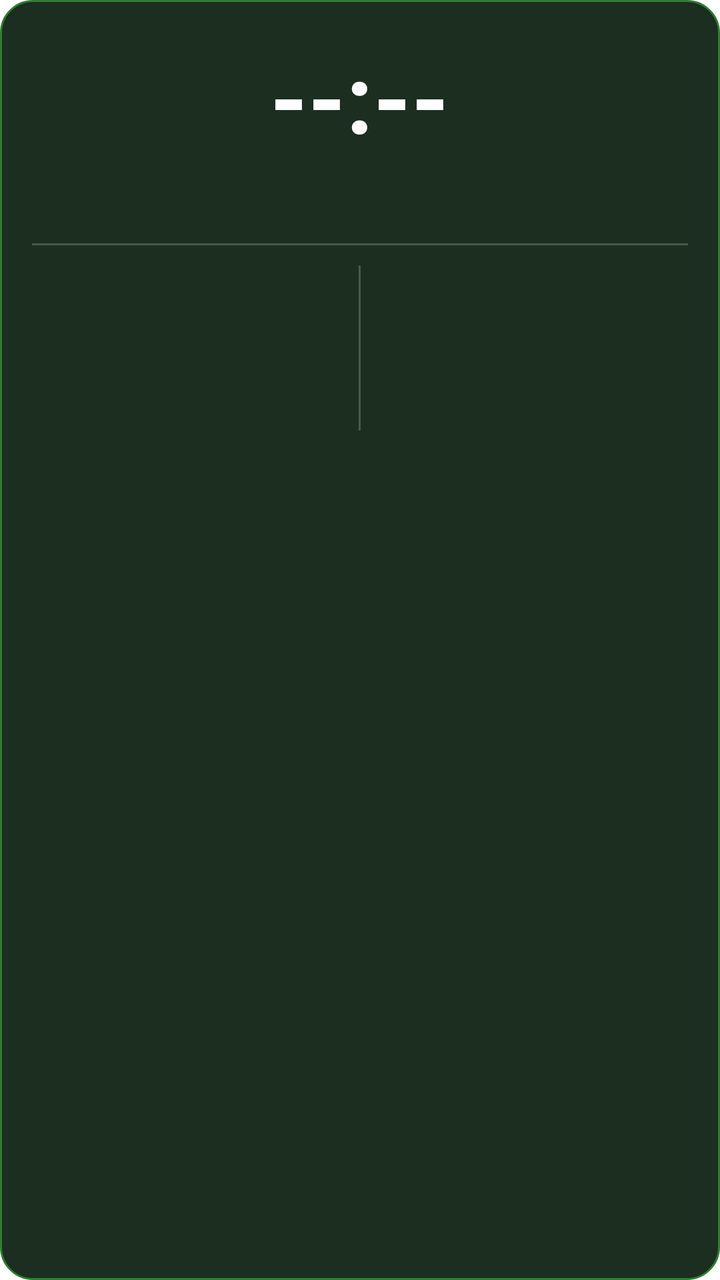
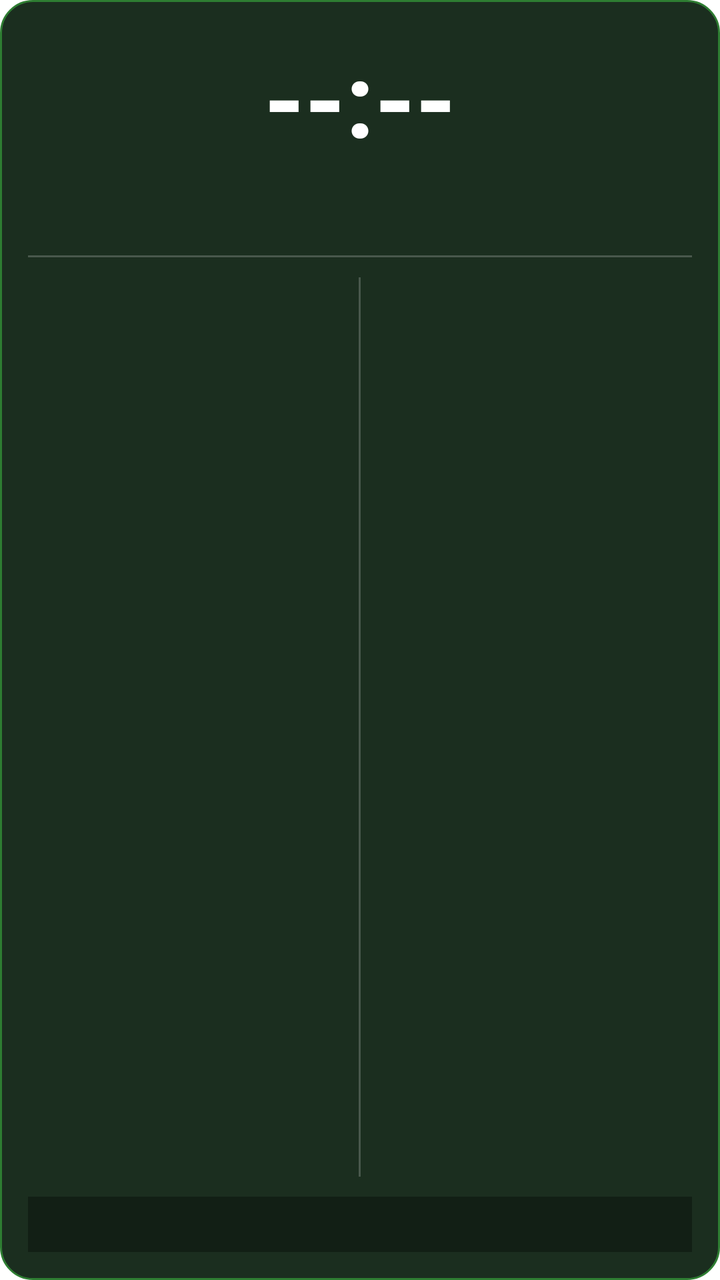

The first picture is an Android layout as it rendered before a commit; the second is the same layout after the commit. The layout source and the unified diff follow.
<!-- AndroidManifest.xml: fallback theme Theme.MaterialComponents.DayNight.NoActionBar -->
<!-- res/layout/prayer_widget_layout.xml -->
<?xml version="1.0" encoding="utf-8"?>
<LinearLayout xmlns:android="http://schemas.android.com/apk/res/android"
    android:layout_width="match_parent"
    android:layout_height="match_parent"
    android:orientation="vertical"
    android:background="@drawable/widget_background"
    android:padding="16dp"
    android:gravity="center_horizontal">

    
    <TextView
        android:id="@+id/widget_time"
        android:layout_width="wrap_content"
        android:layout_height="wrap_content"
        android:text="--:--"
        android:textColor="#FFFFFF"
        android:textSize="48sp"
        android:textStyle="bold" />

    
    <TextView
        android:id="@+id/widget_day"
        android:layout_width="wrap_content"
        android:layout_height="wrap_content"
        android:layout_marginTop="2dp"
        android:text=""
        android:textColor="#B0BEC5"
        android:textSize="22sp"
        android:textStyle="bold" />

    
    <TextView
        android:layout_width="match_parent"
        android:layout_height="1dp"
        android:layout_marginTop="10dp"
        android:layout_marginBottom="10dp"
        android:background="#33FFFFFF"
        android:text="" />

    
    <LinearLayout
        android:layout_width="match_parent"
        android:layout_height="wrap_content"
        android:orientation="horizontal">

        
        <LinearLayout
            android:layout_width="0dp"
            android:layout_height="wrap_content"
            android:layout_weight="1"
            android:orientation="vertical">

            <TextView
                android:id="@+id/widget_gregorian"
                android:layout_width="wrap_content"
                android:layout_height="wrap_content"
                android:text=""
                android:textColor="#E0E0E0"
                android:textSize="14sp"
                android:textStyle="bold" />

            <TextView
                android:id="@+id/widget_hijri"
                android:layout_width="wrap_content"
                android:layout_height="wrap_content"
                android:layout_marginTop="4dp"
                android:text=""
                android:textColor="#FFD54F"
                android:textSize="14sp"
                android:textStyle="bold" />

            <TextView
                android:id="@+id/widget_bangla_date"
                android:layout_width="wrap_content"
                android:layout_height="wrap_content"
                android:layout_marginTop="4dp"
                android:text=""
                android:textColor="#80DEEA"
                android:textSize="13sp"
                android:textStyle="bold" />

        </LinearLayout>

        
        <TextView
            android:layout_width="1dp"
            android:layout_height="match_parent"
            android:layout_marginStart="8dp"
            android:layout_marginEnd="8dp"
            android:background="#33FFFFFF"
            android:text="" />

        
        <LinearLayout
            android:layout_width="0dp"
            android:layout_height="wrap_content"
            android:layout_weight="1"
            android:orientation="vertical">

            <TextView
                android:id="@+id/widget_sunrise"
                android:layout_width="wrap_content"
                android:layout_height="wrap_content"
                android:text=""
                android:textColor="#FFD54F"
                android:textSize="13sp"
                android:textStyle="bold" />

            <TextView
                android:id="@+id/widget_sunset"
                android:layout_width="wrap_content"
                android:layout_height="wrap_content"
                android:layout_marginTop="3dp"
                android:text=""
                android:textColor="#FFD54F"
                android:textSize="13sp"
                android:textStyle="bold" />

            <TextView
                android:id="@+id/widget_sehri"
                android:layout_width="wrap_content"
                android:layout_height="wrap_content"
                android:layout_marginTop="6dp"
                android:text=""
                android:textColor="#00E676"
                android:textSize="13sp"
                android:textStyle="bold" />

            <TextView
                android:id="@+id/widget_iftar"
                android:layout_width="wrap_content"
                android:layout_height="wrap_content"
                android:layout_marginTop="3dp"
                android:text=""
                android:textColor="#00E676"
                android:textSize="13sp"
                android:textStyle="bold" />

        </LinearLayout>
    </LinearLayout>

</LinearLayout>
<!-- resources referenced by this layout -->
<resources>
  <!-- drawable widget_background (drawable) -->
  <?xml version="1.0" encoding="utf-8"?>
  <shape xmlns:android="http://schemas.android.com/apk/res/android"
      android:shape="rectangle">
      <solid android:color="#1B2E1F" />
      <corners android:radius="16dp" />
      <stroke
          android:width="1dp"
          android:color="#2E7D32" />
  </shape>
</resources>

<!-- the commit's change to res/layout/prayer_widget_layout.xml (unified diff, before → after) -->
@@ -4,7 +4,7 @@
     android:layout_height="match_parent"
     android:orientation="vertical"
     android:background="@drawable/widget_background"
-    android:padding="16dp"
+    android:padding="14dp"
     android:gravity="center_horizontal">
 
     
@@ -14,7 +14,7 @@
         android:layout_height="wrap_content"
         android:text="--:--"
         android:textColor="#FFFFFF"
-        android:textSize="48sp"
+        android:textSize="52sp"
         android:textStyle="bold" />
 
     
@@ -25,22 +25,22 @@
         android:layout_marginTop="2dp"
         android:text=""
         android:textColor="#B0BEC5"
-        android:textSize="22sp"
+        android:textSize="24sp"
         android:textStyle="bold" />
 
     
-    <TextView
+    <View
         android:layout_width="match_parent"
         android:layout_height="1dp"
         android:layout_marginTop="10dp"
         android:layout_marginBottom="10dp"
-        android:background="#33FFFFFF"
-        android:text="" />
+        android:background="#33FFFFFF" />
 
     
     <LinearLayout
         android:layout_width="match_parent"
-        android:layout_height="wrap_content"
+        android:layout_height="0dp"
+        android:layout_weight="1"
         android:orientation="horizontal">
 
         
@@ -48,7 +48,8 @@
             android:layout_width="0dp"
             android:layout_height="wrap_content"
             android:layout_weight="1"
-            android:orientation="vertical">
+            android:orientation="vertical"
+            android:gravity="center_vertical">
 
             <TextView
                 android:id="@+id/widget_gregorian"
@@ -56,11 +57,58 @@
                 android:layout_height="wrap_content"
                 android:text=""
                 android:textColor="#E0E0E0"
+                android:textSize="15sp"
+                android:textStyle="bold" />
+
+            <TextView
+                android:id="@+id/widget_hijri"
+                android:layout_width="wrap_content"
+                android:layout_height="wrap_content"
+                android:layout_marginTop="5dp"
+                android:text=""
+                android:textColor="#FFD54F"
+                android:textSize="15sp"
+                android:textStyle="bold" />
+
+            <TextView
+                android:id="@+id/widget_bangla_date"
+                android:layout_width="wrap_content"
+                android:layout_height="wrap_content"
+                android:layout_marginTop="5dp"
+                android:text=""
+                android:textColor="#80DEEA"
+                android:textSize="14sp"
+                android:textStyle="bold" />
+
+        </LinearLayout>
+
+        
+        <View
+            android:layout_width="1dp"
+            android:layout_height="match_parent"
+            android:layout_marginStart="8dp"
+            android:layout_marginEnd="8dp"
+            android:background="#33FFFFFF" />
+
+        
+        <LinearLayout
+            android:layout_width="0dp"
+            android:layout_height="wrap_content"
+            android:layout_weight="1"
+            android:orientation="vertical"
+            android:gravity="center_vertical">
+
+            <TextView
+                android:id="@+id/widget_sunrise"
+                android:layout_width="wrap_content"
+                android:layout_height="wrap_content"
+                android:text=""
+                android:textColor="#FFD54F"
                 android:textSize="14sp"
                 android:textStyle="bold" />
 
             <TextView
-                android:id="@+id/widget_hijri"
+                android:id="@+id/widget_sunset"
                 android:layout_width="wrap_content"
                 android:layout_height="wrap_content"
                 android:layout_marginTop="4dp"
@@ -70,73 +118,47 @@
                 android:textStyle="bold" />
 
             <TextView
-                android:id="@+id/widget_bangla_date"
-                android:layout_width="wrap_content"
-                android:layout_height="wrap_content"
-                android:layout_marginTop="4dp"
-                android:text=""
-                android:textColor="#80DEEA"
-                android:textSize="13sp"
-                android:textStyle="bold" />
-
-        </LinearLayout>
-
-        
-        <TextView
-            android:layout_width="1dp"
-            android:layout_height="match_parent"
-            android:layout_marginStart="8dp"
-            android:layout_marginEnd="8dp"
-            android:background="#33FFFFFF"
-            android:text="" />
-
-        
-        <LinearLayout
-            android:layout_width="0dp"
-            android:layout_height="wrap_content"
-            android:layout_weight="1"
-            android:orientation="vertical">
-
-            <TextView
-                android:id="@+id/widget_sunrise"
-                android:layout_width="wrap_content"
-                android:layout_height="wrap_content"
-                android:text=""
-                android:textColor="#FFD54F"
-                android:textSize="13sp"
-                android:textStyle="bold" />
-
-            <TextView
-                android:id="@+id/widget_sunset"
-                android:layout_width="wrap_content"
-                android:layout_height="wrap_content"
-                android:layout_marginTop="3dp"
-                android:text=""
-                android:textColor="#FFD54F"
-                android:textSize="13sp"
-                android:textStyle="bold" />
-
-            <TextView
                 android:id="@+id/widget_sehri"
                 android:layout_width="wrap_content"
                 android:layout_height="wrap_content"
-                android:layout_marginTop="6dp"
+                android:layout_marginTop="8dp"
                 android:text=""
                 android:textColor="#00E676"
-                android:textSize="13sp"
+                android:textSize="14sp"
                 android:textStyle="bold" />
 
             <TextView
                 android:id="@+id/widget_iftar"
                 android:layout_width="wrap_content"
                 android:layout_height="wrap_content"
-                android:layout_marginTop="3dp"
+                android:layout_marginTop="4dp"
                 android:text=""
                 android:textColor="#00E676"
-                android:textSize="13sp"
+                android:textSize="14sp"
                 android:textStyle="bold" />
 
         </LinearLayout>
     </LinearLayout>
 
+    
+    <TextView
+        android:id="@+id/widget_marquee"
+        android:layout_width="match_parent"
+        android:layout_height="wrap_content"
+        android:layout_marginTop="10dp"
+        android:paddingTop="6dp"
+        android:paddingBottom="4dp"
+        android:background="#55000000"
+        android:text=""
+        android:textColor="#FFD54F"
+        android:textSize="13sp"
+        android:textStyle="bold"
+        android:singleLine="true"
+        android:ellipsize="marquee"
+        android:marqueeRepeatLimit="marquee_forever"
+        android:focusable="true"
+        android:focusableInTouchMode="true"
+        android:scrollHorizontally="true"
+        android:selected="true" />
+
 </LinearLayout>
